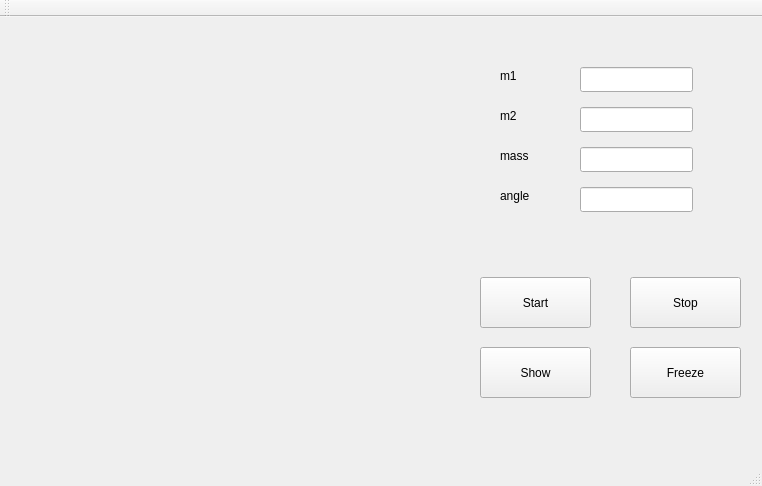
Above: Project3/mainwindow.ui from vadim8960/Physical-visualization before the change. Below: the same form after it.
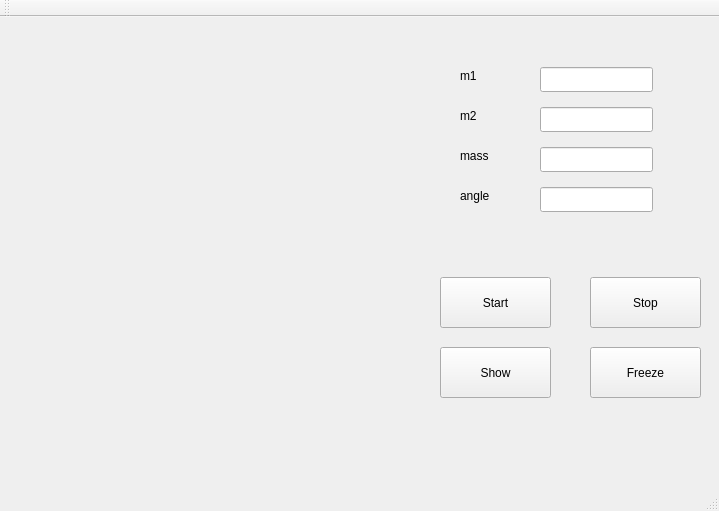
That is the form after the change.

What changed in the file:
```diff
--- a/Project3/mainwindow.ui
+++ b/Project3/mainwindow.ui
@@ -6,8 +6,8 @@
    <rect>
     <x>0</x>
     <y>0</y>
-    <width>762</width>
-    <height>486</height>
+    <width>719</width>
+    <height>511</height>
    </rect>
   </property>
   <property name="windowTitle">
@@ -17,7 +17,7 @@
    <widget class="QPushButton" name="btn_show">
     <property name="geometry">
      <rect>
-      <x>480</x>
+      <x>440</x>
       <y>330</y>
       <width>111</width>
       <height>51</height>
@@ -30,7 +30,7 @@
    <widget class="QLabel" name="lbl_m1">
     <property name="geometry">
      <rect>
-      <x>500</x>
+      <x>460</x>
       <y>50</y>
       <width>67</width>
       <height>17</height>
@@ -43,7 +43,7 @@
    <widget class="QPushButton" name="btn_freeze">
     <property name="geometry">
      <rect>
-      <x>630</x>
+      <x>590</x>
       <y>330</y>
       <width>111</width>
       <height>51</height>
@@ -56,7 +56,7 @@
    <widget class="QLabel" name="lbl_angle">
     <property name="geometry">
      <rect>
-      <x>500</x>
+      <x>460</x>
       <y>170</y>
       <width>67</width>
       <height>17</height>
@@ -69,7 +69,7 @@
    <widget class="QLineEdit" name="lineEdit_mass">
     <property name="geometry">
      <rect>
-      <x>580</x>
+      <x>540</x>
       <y>130</y>
       <width>113</width>
       <height>25</height>
@@ -79,7 +79,7 @@
    <widget class="QLabel" name="lbl_m2">
     <property name="geometry">
      <rect>
-      <x>500</x>
+      <x>460</x>
       <y>90</y>
       <width>67</width>
       <height>17</height>
@@ -92,7 +92,7 @@
    <widget class="QLabel" name="lbl_error">
     <property name="geometry">
      <rect>
-      <x>480</x>
+      <x>440</x>
       <y>220</y>
       <width>261</width>
       <height>20</height>
@@ -108,7 +108,7 @@
    <widget class="QLineEdit" name="lineEdit_m1">
     <property name="geometry">
      <rect>
-      <x>580</x>
+      <x>540</x>
       <y>50</y>
       <width>113</width>
       <height>25</height>
@@ -118,7 +118,7 @@
    <widget class="QPushButton" name="btn_start">
     <property name="geometry">
      <rect>
-      <x>480</x>
+      <x>440</x>
       <y>260</y>
       <width>111</width>
       <height>51</height>
@@ -131,7 +131,7 @@
    <widget class="QLabel" name="lbl_mass">
     <property name="geometry">
      <rect>
-      <x>500</x>
+      <x>460</x>
       <y>130</y>
       <width>67</width>
       <height>17</height>
@@ -144,7 +144,7 @@
    <widget class="QLineEdit" name="lineEdit_m2">
     <property name="geometry">
      <rect>
-      <x>580</x>
+      <x>540</x>
       <y>90</y>
       <width>113</width>
       <height>25</height>
@@ -156,7 +156,7 @@
      <rect>
       <x>20</x>
       <y>20</y>
-      <width>441</width>
+      <width>391</width>
       <height>391</height>
      </rect>
     </property>
@@ -165,7 +165,7 @@
    <widget class="QPushButton" name="btn_stop">
     <property name="geometry">
      <rect>
-      <x>630</x>
+      <x>590</x>
       <y>260</y>
       <width>111</width>
       <height>51</height>
@@ -178,7 +178,7 @@
    <widget class="QLineEdit" name="lineEdit_angle">
     <property name="geometry">
      <rect>
-      <x>580</x>
+      <x>540</x>
       <y>170</y>
       <width>113</width>
       <height>25</height>
```
Left out of the diff: 15 changed lines with no effect on the pictures.
